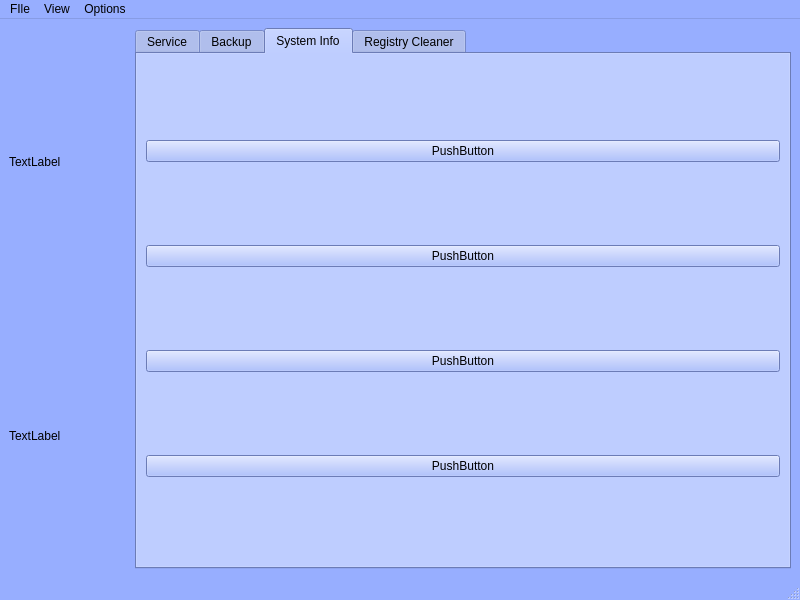
Qt form gui/qt/MainWindow.ui (Davipcrs/bunny-SysUtils) before a commit.
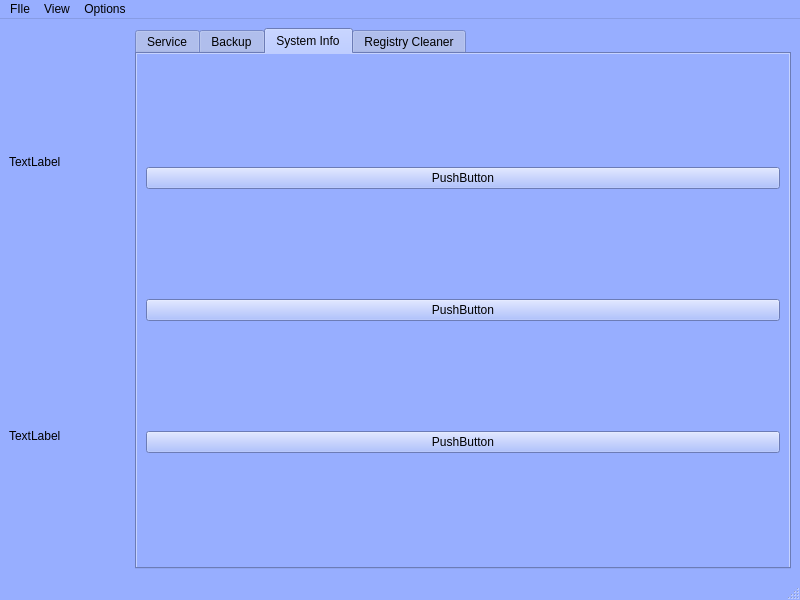
The same form after that commit. The open tabs and pages were chosen to show the change.

What changed in the file:
```diff
--- a/gui/qt/MainWindow.ui
+++ b/gui/qt/MainWindow.ui
@@ -2547,17 +2547,13 @@
          </disabled>
         </palette>
        </property>
+       <property name="autoFillBackground">
+        <bool>true</bool>
+       </property>
        <attribute name="title">
         <string>System Info</string>
        </attribute>
        <layout class="QGridLayout" name="gridLayout_4">
-        <item row="3" column="0">
-         <widget class="QPushButton" name="pushButton_3">
-          <property name="text">
-           <string>PushButton</string>
-          </property>
-         </widget>
-        </item>
         <item row="0" column="0">
          <widget class="QPushButton" name="pushButton_2">
           <property name="text">
```
Left out of the diff: 71 changed lines with no effect on the pictures.
